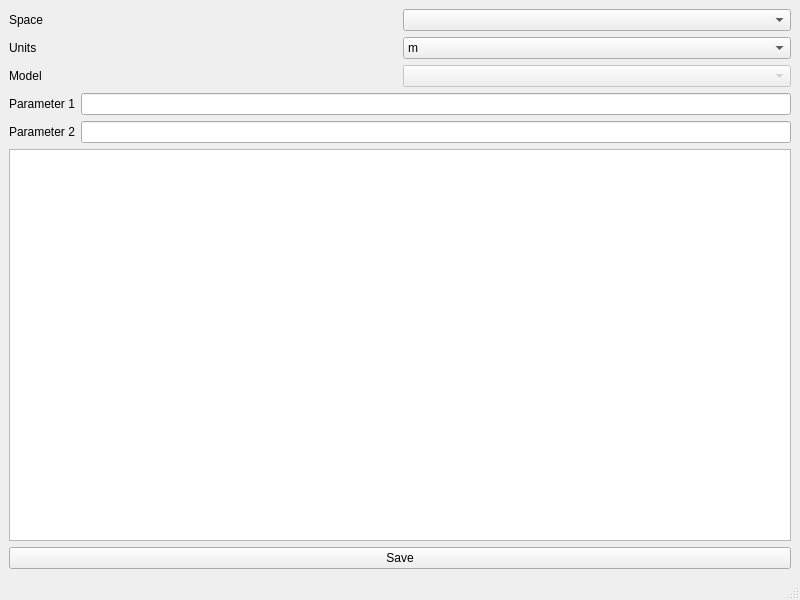
Qt form mainwindow.ui (michaelhsj/Simple-Dialog-Demo) before a commit.
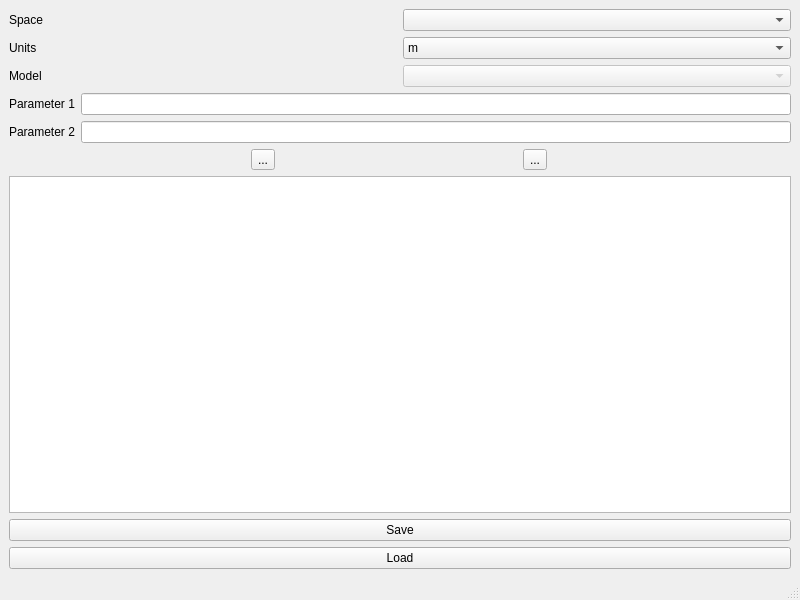
The same form after that commit. Icons and pictures are not drawn.

Commit message: Completed drawing, file dialog save/load, and zoom in/out features.

```diff
--- a/mainwindow.ui
+++ b/mainwindow.ui
@@ -14,7 +14,9 @@
    <string>MainWindow</string>
   </property>
   <widget class="QWidget" name="centralwidget">
-   <layout class="QVBoxLayout" name="verticalLayout_4">
+   <layout class="QVBoxLayout" name="verticalLayout_7">
+    <item>
+     <layout class="QVBoxLayout" name="verticalLayout_6">
     <item>
      <layout class="QVBoxLayout" name="verticalLayout_3">
       <item>
@@ -141,8 +143,42 @@
      </layout>
     </item>
     <item>
+       <layout class="QVBoxLayout" name="verticalLayout_4">
+        <item>
+         <layout class="QHBoxLayout" name="horizontalLayout_6">
+          <item>
+           <widget class="QToolButton" name="zoomInToolButton">
+            <property name="text">
+             <string>...</string>
+            </property>
+            <property name="icon">
+             <iconset>
+              <normalon>:/zoom_in.png</normalon>
+             </iconset>
+            </property>
+           </widget>
+          </item>
+          <item>
+           <widget class="QToolButton" name="zoomOutToolButton">
+            <property name="text">
+             <string>...</string>
+            </property>
+            <property name="icon">
+             <iconset>
+              <normalon>:/zoom_out.png</normalon>
+             </iconset>
+            </property>
+           </widget>
+          </item>
+         </layout>
+        </item>
+        <item>
      <widget class="QGraphicsView" name="modelGraphicsView"/>
     </item>
+       </layout>
+      </item>
+      <item>
+       <layout class="QVBoxLayout" name="verticalLayout_5">
     <item>
      <widget class="QPushButton" name="savePushButton">
       <property name="text">
@@ -150,6 +186,17 @@
       </property>
      </widget>
     </item>
+        <item>
+         <widget class="QPushButton" name="loadPushButton">
+          <property name="text">
+           <string>Load</string>
+          </property>
+         </widget>
+        </item>
+       </layout>
+      </item>
+     </layout>
+    </item>
    </layout>
   </widget>
   <widget class="QMenuBar" name="menubar">
```
Left out of the diff: 2 changed lines with no effect on the pictures. Lines whose indentation alone changed are shown as unchanged. The commit also changes 6 other files.
